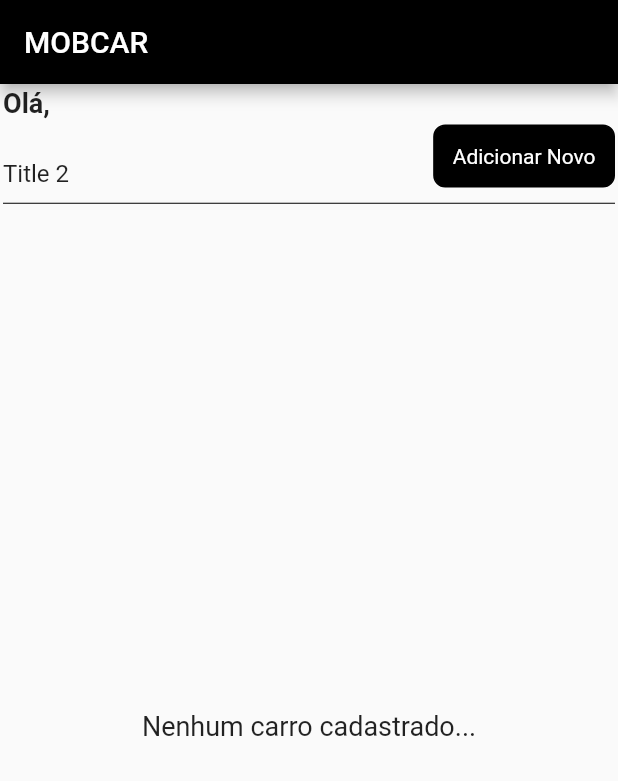
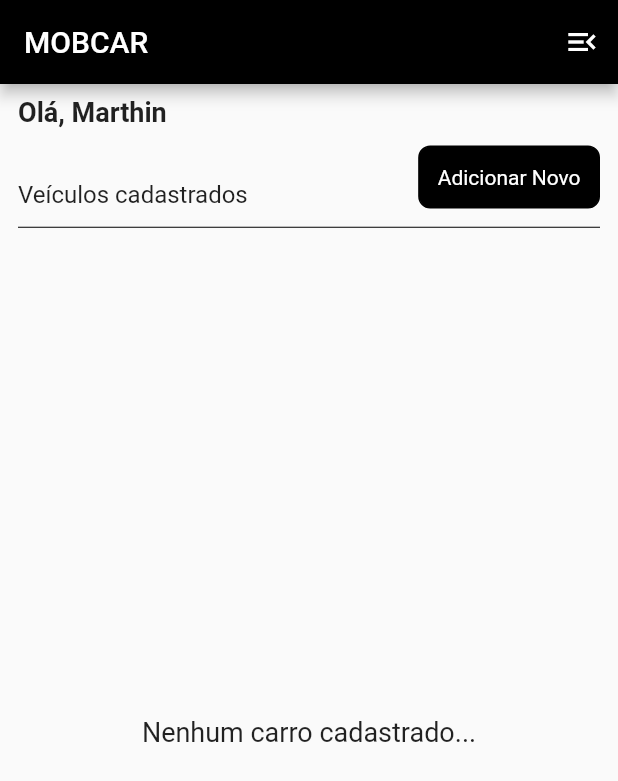
Before and after one commit to MarthinKorb/mobcar_flutter, a Flutter app: the screen it shows after launch, on a phone screen of 412 x 824 dp. Shown: the top 781 px of the screen. Run offline on Flutter 3.47's test engine with Material 2 defaults, Android fonts, the phone set to English and light mode, and no system bars; our stand-ins replace dio, flutter_modular, sqflite; accounts and stored records are empty.

Commit message:
Ajustes de layout(responsividade)

```diff
--- a/lib/modules/cars/ui/widgets/car_form_widget.dart
+++ b/lib/modules/cars/ui/widgets/car_form_widget.dart
@@ -8,6 +8,7 @@ import 'package:mobicar_flutter/modules/cars/domain/models/car_year.dart';
 import 'package:mobicar_flutter/modules/cars/domain/models/model.dart';
 import 'package:mobicar_flutter/modules/cars/ui/providers/brands_models_provider.dart';
 import 'package:mobicar_flutter/modules/cars/ui/providers/cars_provider.dart';
+import 'package:mobicar_flutter/shared/constants.dart';
 import 'package:mobicar_flutter/shared/widgets/buttons/button.dart';
 import 'package:provider/provider.dart';
 
@@ -73,7 +74,7 @@ class _CarFormWidgetState extends State<CarFormWidget> {
         Form(
           key: _formKey,
           child: Padding(
-            padding: const EdgeInsets.all(8.0),
+            padding: const EdgeInsets.all(paddingLG),
             child: Column(
               mainAxisSize: MainAxisSize.min,
               children: [
@@ -136,7 +137,6 @@ class _CarFormWidgetState extends State<CarFormWidget> {
                         widget.car.modelo = model.nome;
                         _modelId = model.codigo;
                       },
-                      // value: snapshot.data.map((e) => e.codigo).toList(),
                       decoration: InputDecoration(
                         contentPadding:
                             const EdgeInsets.fromLTRB(10, 20, 5, 20),
--- a/lib/modules/initial_page.dart
+++ b/lib/modules/initial_page.dart
@@ -20,6 +20,12 @@ class _InitialPageState extends State<InitialPage> {
       appBar: AppBar(
         title: const Text('MOBCAR'),
         backgroundColor: Colors.black,
+        actions: [
+          IconButton(
+            icon: const Icon(Icons.menu_open_outlined),
+            onPressed: () {},
+          ),
+        ],
       ),
       body: Column(
         children: [
@@ -31,32 +37,29 @@ class _InitialPageState extends State<InitialPage> {
                   crossAxisAlignment: CrossAxisAlignment.start,
                   children: [
                     const Padding(
-                      padding: EdgeInsets.all(2.0),
+                      padding: EdgeInsets.fromLTRB(12, 8, 12, 0),
                       child: Text(
-                        'Olá, ',
+                        'Olá, Marthin',
                         style: TextStyle(
                           fontWeight: FontWeight.w700,
                           fontSize: 18,
                         ),
                       ),
                     ),
-                    Row(
-                      mainAxisAlignment: MainAxisAlignment.spaceBetween,
-                      crossAxisAlignment: CrossAxisAlignment.end,
-                      children: [
-                        const Padding(
-                          padding: EdgeInsets.all(2),
-                          child: Text(
-                            'Title 2',
+                    Padding(
+                      padding: const EdgeInsets.all(12.0),
+                      child: Row(
+                        mainAxisAlignment: MainAxisAlignment.spaceBetween,
+                        crossAxisAlignment: CrossAxisAlignment.end,
+                        children: [
+                          const Text(
+                            'Veículos cadastrados',
                             style: TextStyle(
                               fontWeight: FontWeight.w400,
                               fontSize: 16,
                             ),
                           ),
-                        ),
-                        Padding(
-                          padding: const EdgeInsets.all(2),
-                          child: Button(
+                          Button(
                             text: 'Adicionar Novo',
                             onTap: () {
                               ActionsUtils.showCarFormDialog(
@@ -66,12 +69,12 @@ class _InitialPageState extends State<InitialPage> {
                               );
                             },
                           ),
-                        ),
-                      ],
+                        ],
+                      ),
                     ),
-                    const Padding(
-                      padding: EdgeInsets.symmetric(horizontal: 2, vertical: 8),
-                      child: Divider(color: Colors.black, height: 1),
+                    Container(
+                      margin: const EdgeInsets.symmetric(horizontal: 12),
+                      child: const Divider(color: Colors.black, height: 1),
                     ),
                   ],
                 ),
--- a/lib/shared/constants.dart
+++ b/lib/shared/constants.dart
@@ -1,2 +1,7 @@
 const apiUrl = 'https://parallelum.com.br/fipe/api/v1/carros/marcas';
 const carImage = 'assets/images/car.png';
+
+const paddingSM = 2.0;
+const paddingMD = 4.0;
+const paddingLG = 8.0;
+const paddinXL = 12.0;
```
Also changed, not shown: lib/modules/cars/ui/pages/cars_list_page.dart (+5 -4 lines), lib/modules/cars/ui/utils/actions_utils.dart (+4 -4 lines), lib/modules/cars/ui/widgets/car_details_dialog_widget.dart (+11 -10 lines), lib/modules/cars/ui/widgets/car_tile_widget.dart (+17 -13 lines), lib/modules/cars/ui/widgets/details_car_dialog.dart (renamed from lib/modules/cars/ui/widgets/view_car_dialog.dart, +14 -8 lines).
